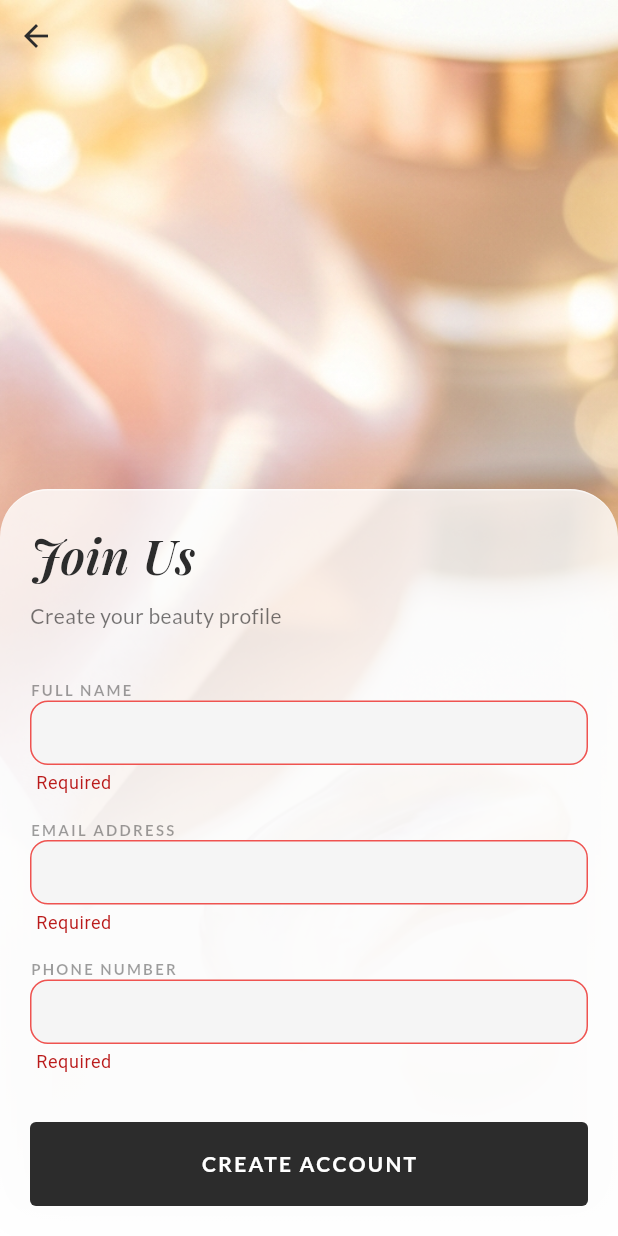
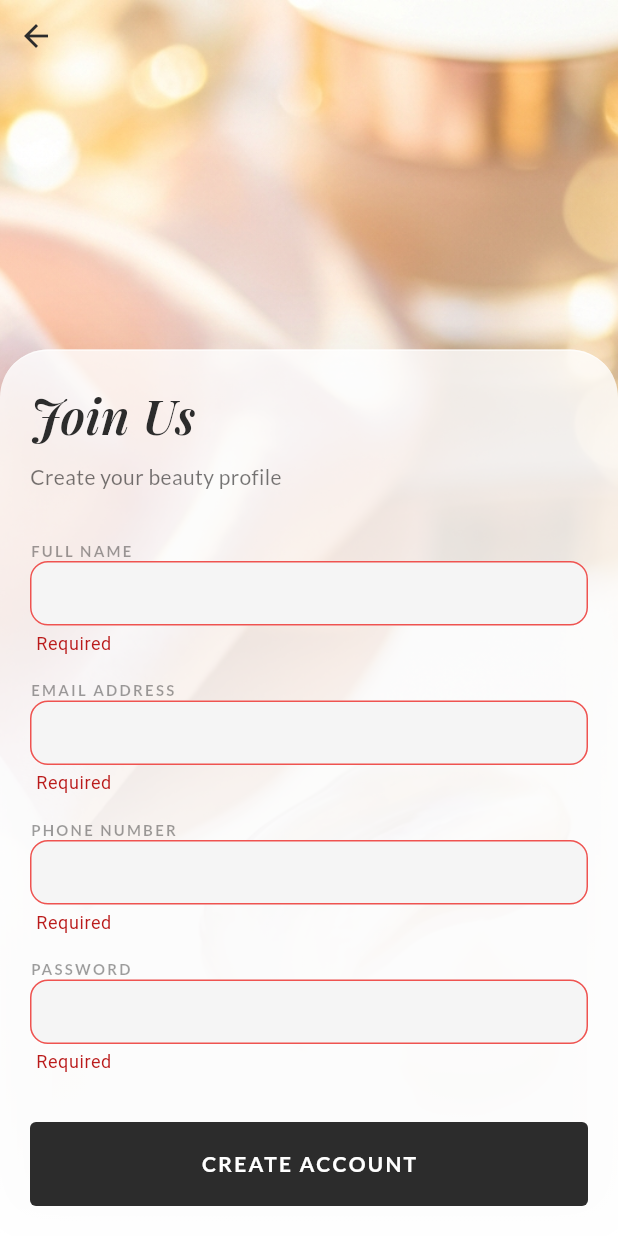
Before and after one commit to actifusiontech/Makeupwala-flutter, a Flutter app: the UserRegistrationScreen screen opened by its route, after a tap on "CREATE ACCOUNT", on a phone screen of 412 x 824 dp. Run offline on Flutter 3.47's test engine with Material 3 defaults, Android fonts, the phone set to English and light mode, and no system bars; our stand-ins replace dio, firebase_messaging, firebase_storage, flutter_animate, flutter_bloc, flutter_dotenv and 14 more; missing offline and left inert: flutter_background_service, onesignal_flutter, razorpay_flutter; accounts and stored records are empty; Roboto replaces fonts that are missing (SF Pro Display).

Commit message:
chore: auto-commit before push

```diff
--- a/app/lib/features/auth/bloc/auth_event.dart
+++ b/app/lib/features/auth/bloc/auth_event.dart
@@ -8,4 +8,15 @@ class AuthEvent with _$AuthEvent {
   const factory AuthEvent.logout() = _Logout;
   const factory AuthEvent.checkAuth() = _CheckAuth;
   const factory AuthEvent.socialLogin(String provider) = _SocialLogin;
+  const factory AuthEvent.register({
+    required String fullName,
+    required String email,
+    required String phone,
+    required String password,
+    required String role,
+  }) = _Register;
+  const factory AuthEvent.verifyRegistrationOtp({
+    required String phone,
+    required String otp,
+  }) = _VerifyRegistrationOtp;
 }
--- a/app/lib/features/auth/user_registration_screen.dart
+++ b/app/lib/features/auth/user_registration_screen.dart
@@ -5,6 +5,8 @@ import 'package:app/shared/theme/app_colors.dart';
 import 'package:app/shared/theme/app_spacing.dart';
 import 'package:flutter_animate/flutter_animate.dart';
 import 'package:google_fonts/google_fonts.dart';
+import 'package:flutter_bloc/flutter_bloc.dart';
+import 'bloc/auth_bloc.dart';
 
 class UserRegistrationScreen extends StatefulWidget {
   const UserRegistrationScreen({super.key});
@@ -18,6 +20,7 @@ class _UserRegistrationScreenState extends State<UserRegistrationScreen> {
   final _nameController = TextEditingController();
   final _emailController = TextEditingController();
   final _phoneController = TextEditingController();
+  final _passwordController = TextEditingController(); // Added
   bool _isLoading = false;
 
   // Luxury Gold & Rose Palette
@@ -116,6 +119,8 @@ class _UserRegistrationScreenState extends State<UserRegistrationScreen> {
                         _buildInput('EMAIL ADDRESS', _emailController, TextInputType.emailAddress),
                         const SizedBox(height: AppSpacing.md),
                         _buildInput('PHONE NUMBER', _phoneController, TextInputType.phone),
+                        const SizedBox(height: AppSpacing.md),
+                        _buildInput('PASSWORD', _passwordController, TextInputType.visiblePassword, obscureText: true),
 
                         const SizedBox(height: AppSpacing.xl),
 
@@ -145,7 +150,7 @@ class _UserRegistrationScreenState extends State<UserRegistrationScreen> {
     );
   }
 
-  Widget _buildInput(String label, TextEditingController controller, TextInputType type) {
+  Widget _buildInput(String label, TextEditingController controller, TextInputType type, {bool obscureText = false}) {
     return Column(
       crossAxisAlignment: CrossAxisAlignment.start,
       children: [
@@ -161,6 +166,7 @@ class _UserRegistrationScreenState extends State<UserRegistrationScreen> {
         TextFormField(
           controller: controller,
           keyboardType: type,
+          obscureText: obscureText,
           style: GoogleFonts.playfairDisplay(color: _kTextDark, fontSize: 18),
           cursorColor: _kDarkGold,
           decoration: const InputDecoration(
@@ -175,19 +181,16 @@ class _UserRegistrationScreenState extends State<UserRegistrationScreen> {
     );
   }
 
-  void _handleRegister() async {
+  void _handleRegister() {
     if (_formKey.currentState!.validate()) {
-      setState(() => _isLoading = true);
       HapticFeedback.mediumImpact();
-      // Simulate API call
-      await Future.delayed(const Duration(seconds: 2));
-      if (mounted) {
-        setState(() => _isLoading = false);
-        ScaffoldMessenger.of(context).showSnackBar(
-           const SnackBar(content: Text('Account created! Please login.')),
-        );
-        context.pop();
-      }
+      context.read<AuthBloc>().add(AuthEvent.register(
+        fullName: _nameController.text,
+        email: _emailController.text,
+        phone: _phoneController.text,
+        password: _passwordController.text,
+        role: 'customer', // Default to customer
+      ));
     }
   }
 }
```
Also changed, not shown: app/lib/features/auth/bloc/auth_bloc.dart (+56 -0 lines), app/lib/features/auth/bloc/auth_bloc.freezed.dart, 2 other files.
